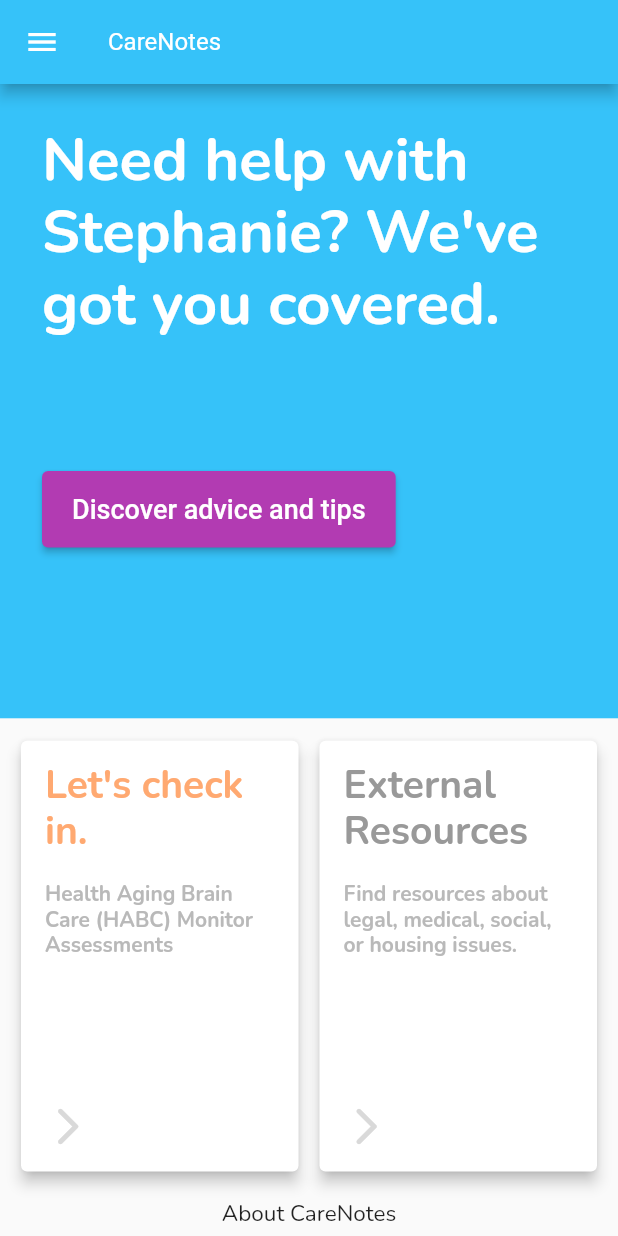
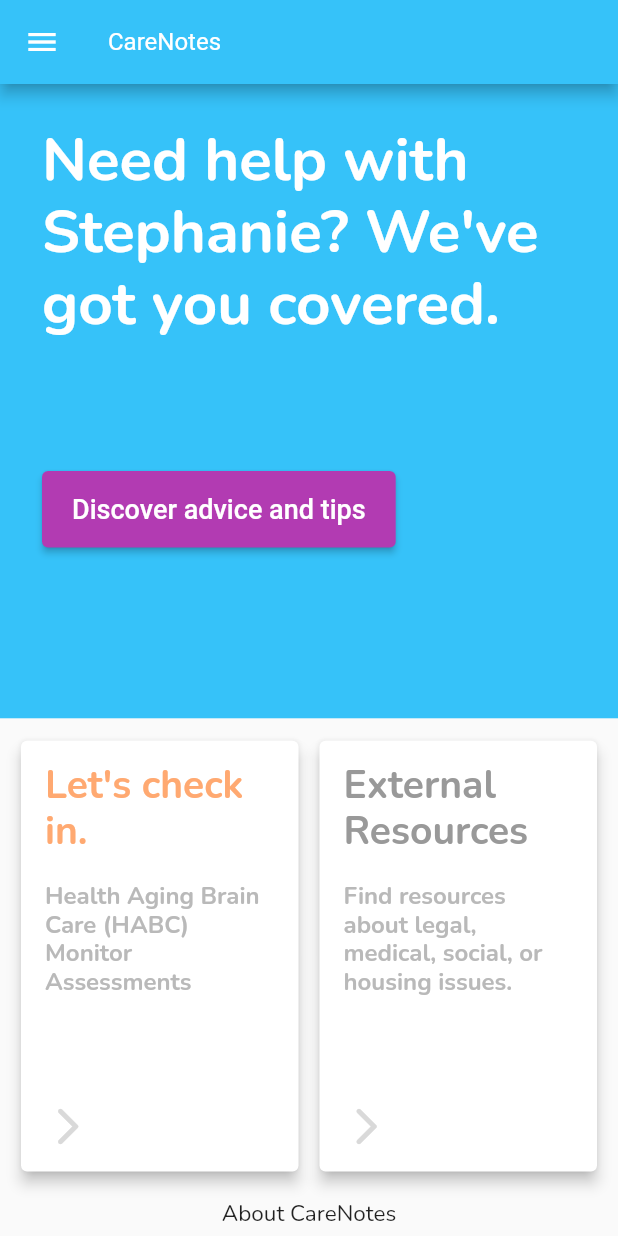
Before and after one commit to khashayarmotarjemi/care_notes, a Flutter app: the screen it shows after launch, on a phone screen of 412 x 824 dp. Run offline on Flutter 3.47's test engine with Material 2 defaults, Android fonts, the light colour scheme and no system bars; our stand-ins replace google_fonts, syncfusion_flutter_datepicker, syncfusion_flutter_sliders; missing offline and left inert: patterns_canvas, syncfusion_flutter_core.

Commit message:
Size changes to mimic phone dimensions on web

```diff
--- a/lib/main.dart
+++ b/lib/main.dart
@@ -1,5 +1,6 @@
 import 'package:care_notes/constants.dart';
 import 'package:care_notes/pages/home_page.dart';
+import 'package:flutter/foundation.dart';
 import 'package:flutter/material.dart';
 import 'package:google_fonts/google_fonts.dart';
 
@@ -10,7 +11,8 @@
 class App extends StatelessWidget {
   App({Key? key}) : super(key: key);
 
-  static const TextStyle themeTextStyle = TextStyle(height: 1.2, fontSize: /*17*/15);
+  static const TextStyle themeTextStyle =
+      TextStyle(height: 1.2, fontSize: /*17*/ 15);
 
   final textTheme = const TextTheme(
     bodyText1: themeTextStyle,
@@ -20,8 +22,63 @@
     displayColor: Colors.grey[600],
   );
 
+  double getFraction(scrWidth, scrHeight) {
+    double widthFraction = 1.0;
+
+    if (kIsWeb) {
+      final finalWidth = (9 / 16) * scrHeight;
+      widthFraction = finalWidth / scrWidth;
+    }
+
+    return widthFraction;
+  }
+
   @override
   Widget build(BuildContext context) {
+    return LayoutBuilder(
+      builder: (BuildContext context, BoxConstraints constraints) {
+        // Add width condition of Web
+        print(getFraction(constraints.maxWidth, constraints.maxHeight));
+        if (constraints.maxHeight < 650) {
+          return MaterialApp(
+            home: Scaffold(
+              body: Container(
+                alignment: Alignment.center,
+                child: Card(
+                  elevation: 8,
+                  child: Container(
+                    alignment: Alignment.center,
+                    width: 300,
+                    height: 160,
+                    child: Text(
+                      "screen size too small!",
+                      style: TextStyle(fontSize: 22),
+                    ),
+                  ),
+                ),
+              ),
+            ),
+          );
+          // return MediaQuery(
+          //     data: MediaQueryData(),
+          //     child: Directionality(
+          //         textDirection: TextDirection.ltr,
+          //         child: SingleChildScrollView(
+          //           child: FractionallySizedBox(
+          //               widthFactor: (700 * (9 / 16)) / constraints.maxWidth,
+          //               heightFactor: 700 / constraints.maxHeight,
+          //               child: getMaterialApp()),
+          //         )));
+        }
+        return FractionallySizedBox(
+            widthFactor:
+                getFraction(constraints.maxWidth, constraints.maxHeight),
+            child: getMaterialApp());
+      },
+    );
+  }
+
+  MaterialApp getMaterialApp() {
     return MaterialApp(
       title: 'Care Notes',
       theme: ThemeData(
@@ -34,7 +91,8 @@
         cardTheme: const CardTheme(elevation: 4),
         appBarTheme: const AppBarTheme(
             iconTheme: IconThemeData(color: Colors.white),
-            titleTextStyle: TextStyle(color: Colors.white, fontSize: /*18*/16)),
+            titleTextStyle:
+                TextStyle(color: Colors.white, fontSize: /*18*/ 16)),
         primarySwatch: Constants.generateMaterialColor(Constants.light_blue),
       ),
       home: const HomePage(),
--- a/lib/pages/home_page.dart
+++ b/lib/pages/home_page.dart
@@ -1,5 +1,6 @@
 import 'package:care_notes/constants.dart';
 import 'package:care_notes/pages/habc_home.dart';
+import 'package:flutter/foundation.dart';
 import 'package:flutter/material.dart';
 
 import '../helpers.dart';
@@ -49,7 +50,7 @@
               "Need help with Stephanie? We've got you covered.",
               style: TextStyle(
                   color: Colors.white,
-                  fontSize: /*50*/40,
+                  fontSize: /*50*/ 40,
                   fontWeight: FontWeight.bold),
             ),
             Expanded(
@@ -67,7 +68,7 @@
                 onPressed: () {},
                 child: const Text(
                   "Discover advice and tips",
-                  style: TextStyle(fontSize: /*22*/18),
+                  style: TextStyle(fontSize: /*22*/ 18),
                 ),
               ),
             ))
@@ -146,7 +147,7 @@
                   child: Text(
                     title,
                     style: TextStyle(
-                        fontSize: /*30*/26,
+                        fontSize: /*30*/ 26,
                         fontWeight: FontWeight.bold,
                         color: textColor),
                   ),
@@ -156,7 +157,7 @@
                   child: Text(
                     text,
                     style: const TextStyle(
-                        fontSize: 14,
+                        fontSize: 16,
                         fontWeight: FontWeight.bold,
                         color: Constants.gray2),
                   ),
@@ -167,7 +168,7 @@
                   child: const Icon(
                     Icons.arrow_forward_ios_rounded,
                     color: Constants.gray1,
-                    size: /*40*/30,
+                    size: /*40*/ 30,
                   ),
                 ))
               ],
```
